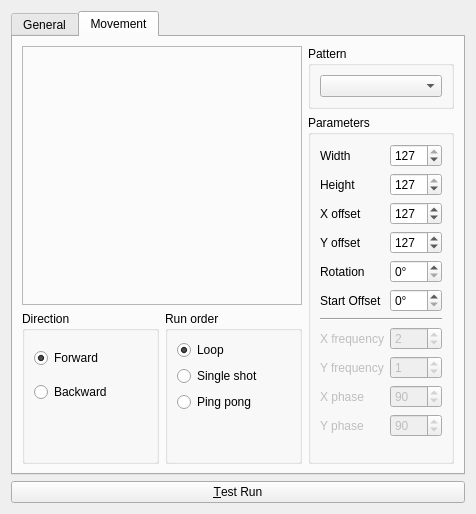
mcallegari/qlcplus, file ui/src/efxeditor.ui: the form before one commit.
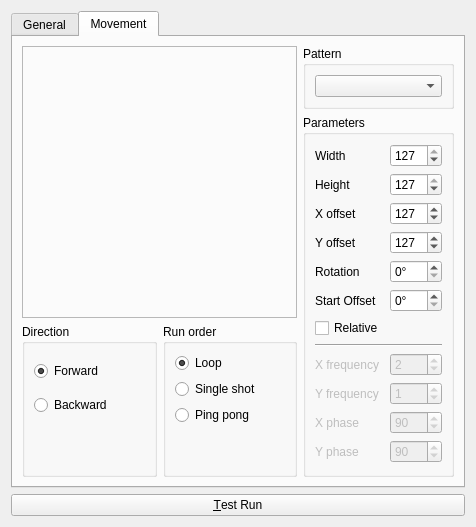
The form after the commit. The open tabs and pages were chosen to show the change. Icons and pictures are not drawn.

Commit message: Add relative mode to EFX - the movement is relative to head's current position

```diff
--- a/ui/src/efxeditor.ui
+++ b/ui/src/efxeditor.ui
@@ -281,7 +281,23 @@
           <string>Parameters</string>
          </property>
          <layout class="QGridLayout" name="gridLayout">
-          <item row="6" column="0" colspan="2">
+          <item row="12" column="1">
+           <widget class="QSpinBox" name="m_yPhaseSpin">
+            <property name="enabled">
+             <bool>false</bool>
+            </property>
+            <property name="toolTip">
+             <string>Lissajous pattern's Y phase</string>
+            </property>
+            <property name="maximum">
+             <number>360</number>
+            </property>
+            <property name="value">
+             <number>90</number>
+            </property>
+           </widget>
+          </item>
+          <item row="7" column="0" colspan="2">
            <widget class="Line" name="line_2">
             <property name="orientation">
              <enum>Qt::Horizontal</enum>
@@ -388,7 +404,7 @@
             </property>
            </widget>
           </item>
-          <item row="8" column="0">
+          <item row="9" column="0">
            <widget class="QLabel" name="m_xFrequencyLabel">
             <property name="enabled">
              <bool>false</bool>
@@ -398,7 +414,7 @@
             </property>
            </widget>
           </item>
-          <item row="8" column="1">
+          <item row="9" column="1">
            <widget class="QSpinBox" name="m_xFrequencySpin">
             <property name="enabled">
              <bool>false</bool>
@@ -414,7 +430,7 @@
             </property>
            </widget>
           </item>
-          <item row="9" column="0">
+          <item row="10" column="0">
            <widget class="QLabel" name="m_yFrequencyLabel">
             <property name="enabled">
              <bool>false</bool>
@@ -424,7 +440,7 @@
             </property>
            </widget>
           </item>
-          <item row="9" column="1">
+          <item row="10" column="1">
            <widget class="QSpinBox" name="m_yFrequencySpin">
             <property name="enabled">
              <bool>false</bool>
@@ -440,7 +456,7 @@
             </property>
            </widget>
           </item>
-          <item row="10" column="0">
+          <item row="11" column="0">
            <widget class="QLabel" name="m_xPhaseLabel">
             <property name="enabled">
              <bool>false</bool>
@@ -450,33 +466,7 @@
             </property>
            </widget>
           </item>
-          <item row="10" column="1">
-           <widget class="QSpinBox" name="m_xPhaseSpin">
-            <property name="enabled">
-             <bool>false</bool>
-            </property>
-            <property name="toolTip">
-             <string>Lissajous pattern's X phase</string>
-            </property>
-            <property name="maximum">
-             <number>360</number>
-            </property>
-            <property name="value">
-             <number>90</number>
-            </property>
-           </widget>
-          </item>
-          <item row="11" column="0">
-           <widget class="QLabel" name="m_yPhaseLabel">
-            <property name="enabled">
-             <bool>false</bool>
-            </property>
-            <property name="text">
-             <string>Y phase</string>
-            </property>
-           </widget>
-          </item>
-          <item row="12" column="0" colspan="2">
+          <item row="13" column="0" colspan="2">
            <spacer name="verticalSpacer_4">
             <property name="orientation">
              <enum>Qt::Vertical</enum>
@@ -490,7 +480,7 @@
            </spacer>
           </item>
           <item row="11" column="1">
-           <widget class="QSpinBox" name="m_yPhaseSpin">
+           <widget class="QSpinBox" name="m_xPhaseSpin">
             <property name="enabled">
              <bool>false</bool>
             </property>
@@ -505,6 +495,16 @@
             </property>
            </widget>
           </item>
+          <item row="12" column="0">
+           <widget class="QLabel" name="m_yPhaseLabel">
+            <property name="enabled">
+             <bool>false</bool>
+            </property>
+            <property name="text">
+             <string>Y phase</string>
+            </property>
+           </widget>
+          </item>
           <item row="5" column="1">
            <widget class="QSpinBox" name="m_startOffsetSpin">
             <property name="suffix">
@@ -525,6 +525,13 @@
             </property>
            </widget>
           </item>
+          <item row="6" column="0">
+           <widget class="QCheckBox" name="m_isRelativeCheckbox">
+            <property name="text">
+             <string>Relative</string>
+            </property>
+           </widget>
+          </item>
          </layout>
         </widget>
        </item>
```
Left out of the diff: 4 changed lines with no effect on the pictures. The commit also changes 12 other files.
